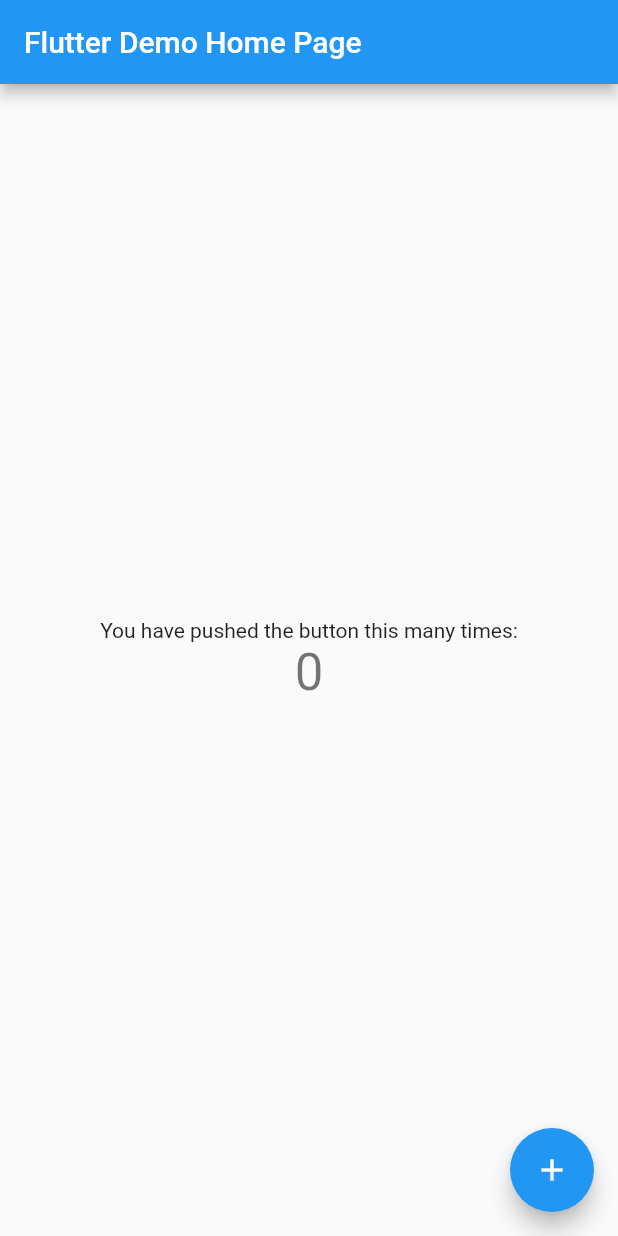
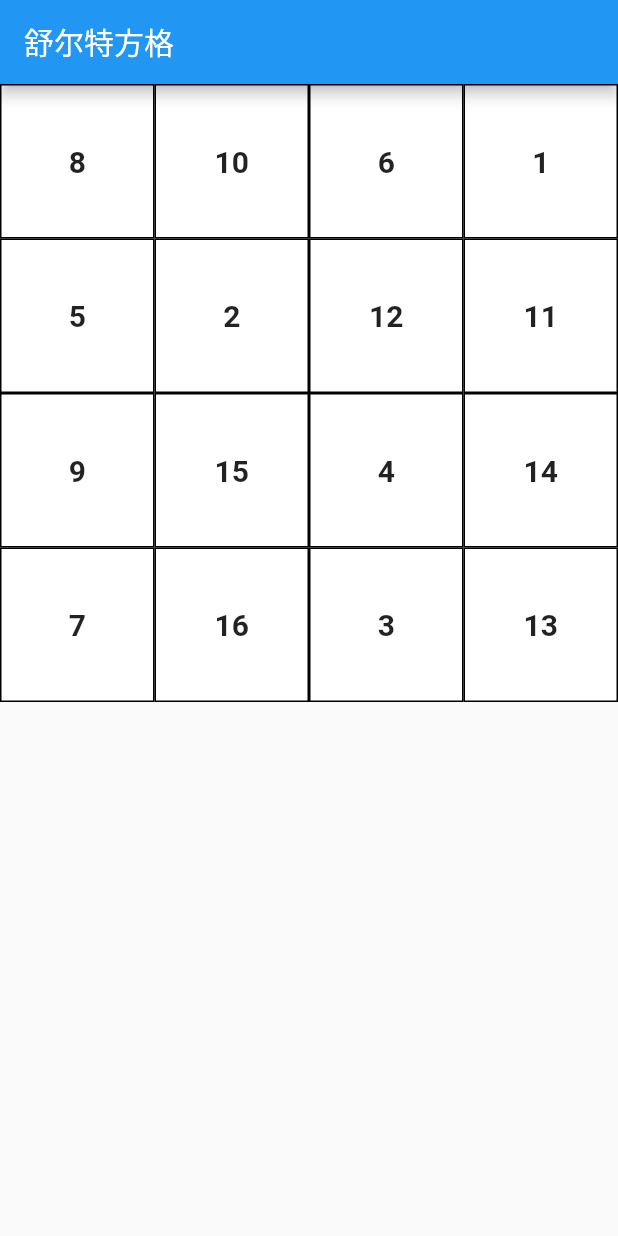
Before and after one commit to vearvip/flutter_study, a Flutter app: the screen it shows after launch, on a phone screen of 412 x 824 dp. Run offline on Flutter 3.47's test engine with Material 2 defaults, Android fonts, the phone set to English and light mode, and no system bars.

Commit message:
舒尔特方格

```diff
--- a/lib/main.dart
+++ b/lib/main.dart
@@ -3,109 +3,94 @@ import 'package:flutter/material.dart';
 void main() => runApp(MyApp());
 
 class MyApp extends StatelessWidget {
-  // This widget is the root of your application.
   @override
   Widget build(BuildContext context) {
     return MaterialApp(
-      title: 'Flutter Demo',
-      theme: ThemeData(
-        // This is the theme of your application.
-        //
-        // Try running your application with "flutter run". You'll see the
-        // application has a blue toolbar. Then, without quitting the app, try
-        // changing the primarySwatch below to Colors.green and then invoke
-        // "hot reload" (press "r" in the console where you ran "flutter run",
-        // or simply save your changes to "hot reload" in a Flutter IDE).
-        // Notice that the counter didn't reset back to zero; the application
-        // is not restarted.
-        primarySwatch: Colors.blue,
-      ),
-      home: MyHomePage(title: 'Flutter Demo Home Page'),
+      title: '舒尔特方格',
+      home: SchulteCell(),
     );
   }
 }
 
-class MyHomePage extends StatefulWidget {
-  MyHomePage({Key key, this.title}) : super(key: key);
-
-  // This widget is the home page of your application. It is stateful, meaning
-  // that it has a State object (defined below) that contains fields that affect
-  // how it looks.
-
-  // This class is the configuration for the state. It holds the values (in this
-  // case the title) provided by the parent (in this case the App widget) and
-  // used by the build method of the State. Fields in a Widget subclass are
-  // always marked "final".
-
-  final String title;
+class SchulteCell extends StatefulWidget {
+  SchulteCell({Key key}) : super(key: key);
 
   @override
-  _MyHomePageState createState() => _MyHomePageState();
+  _SchulteCellState createState() => _SchulteCellState();
 }
 
-class _MyHomePageState extends State<MyHomePage> {
-  int _counter = 0;
+class _SchulteCellState extends State<SchulteCell>
+    with TickerProviderStateMixin {
+  int count;
+  List<int> data = List();
+  List<int> curSelectArr = List();
+  List<AnimationController> controllers = List();
+  List<Animation<Color>> animations = List();
 
-  void _incrementCounter() {
-    setState(() {
-      // This call to setState tells the Flutter framework that something has
-      // changed in this State, which causes it to rerun the build method below
-      // so that the display can reflect the updated values. If we changed
-      // _counter without calling setState(), then the build method would not be
-      // called again, and so nothing would appear to happen.
-      _counter++;
+  @override
+  void initState() {
+    super.initState();
+    count = 16;
+    List.generate(count, (index) {
+      data.add(index + 1);
+      controllers.add(AnimationController(
+          vsync: this, duration: Duration(milliseconds: 500)));
+      animations.add(ColorTween(end: Colors.purpleAccent, begin: Colors.white)
+          .animate(controllers[index])
+            ..addListener(() {
+              setState(() {});
+            }));
     });
+    data.shuffle();
+  }
+
+  tapCell(i) {
+    int lastSelsect = curSelectArr.length > 0 ? curSelectArr.last : 0;
+    if (data[i] - 1 == lastSelsect) {
+      animations[i] = ColorTween(end: Colors.purpleAccent, begin: Colors.white)
+          .animate(controllers[i])
+            ..addListener(() {
+              setState(() {});
+            });
+      curSelectArr.add(data[i]);
+    } else {
+      animations[i] = ColorTween(end: Colors.redAccent, begin: Colors.white)
+          .animate(controllers[i])
+            ..addListener(() {
+              setState(() {});
+            });
+    }
+    controllers[i].forward(from: 0).then((value) => controllers[i].reverse());
   }
 
   @override
   Widget build(BuildContext context) {
-    // This method is rerun every time setState is called, for instance as done
-    // by the _incrementCounter method above.
-    //
-    // The Flutter framework has been optimized to make rerunning build methods
-    // fast, so that you can just rebuild anything that needs updating rather
-    // than having to individually change instances of widgets.
     return Scaffold(
       appBar: AppBar(
-        // Here we take the value from the MyHomePage object that was created by
-        // the App.build method, and use it to set our appbar title.
-        title: Text(widget.title),
+        title: Text('舒尔特方格'),
       ),
       body: Center(
-        // Center is a layout widget. It takes a single child and positions it
-        // in the middle of the parent.
-        child: Column(
-          // Column is also a layout widget. It takes a list of children and
-          // arranges them vertically. By default, it sizes itself to fit its
-          // children horizontally, and tries to be as tall as its parent.
-          //
-          // Invoke "debug painting" (press "p" in the console, choose the
-          // "Toggle Debug Paint" action from the Flutter Inspector in Android
-          // Studio, or the "Toggle Debug Paint" command in Visual Studio Code)
-          // to see the wireframe for each widget.
-          //
-          // Column has various properties to control how it sizes itself and
-          // how it positions its children. Here we use mainAxisAlignment to
-          // center the children vertically; the main axis here is the vertical
-          // axis because Columns are vertical (the cross axis would be
-          // horizontal).
-          mainAxisAlignment: MainAxisAlignment.center,
-          children: <Widget>[
-            Text(
-              'You have pushed the button this many times:',
-            ),
-            Text(
-              '$_counter',
-              style: Theme.of(context).textTheme.headline4,
-            ),
-          ],
-        ),
-      ),
-      floatingActionButton: FloatingActionButton(
-        onPressed: _incrementCounter,
-        tooltip: 'Increment',
-        child: Icon(Icons.add),
-      ), // This trailing comma makes auto-formatting nicer for build methods.
+          child: GridView.count(
+              crossAxisCount: 4,
+              children: List.generate(
+                count,
+                (index) => Container(
+                  decoration: BoxDecoration(
+                      border: Border.all(width: 1),
+                      color: animations[index].value),
+                  alignment: Alignment.center,
+                  child: FlatButton(
+                    child: Text(
+                      '${data[index]}',
+                      style:
+                          TextStyle(fontSize: 20, fontWeight: FontWeight.bold),
+                    ),
+                    onPressed: () {
+                      tapCell(index);
+                    },
+                  ),
+                ),
+              ))),
     );
   }
 }
```
Also changed, not shown: 1 other file.
